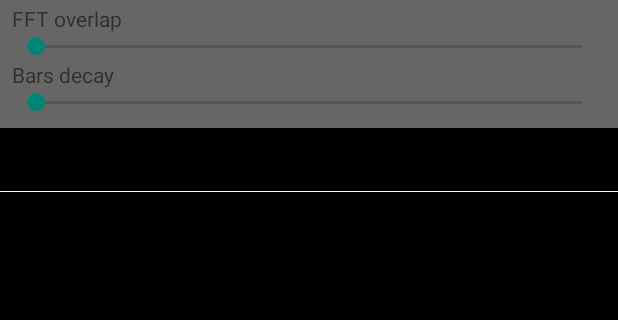
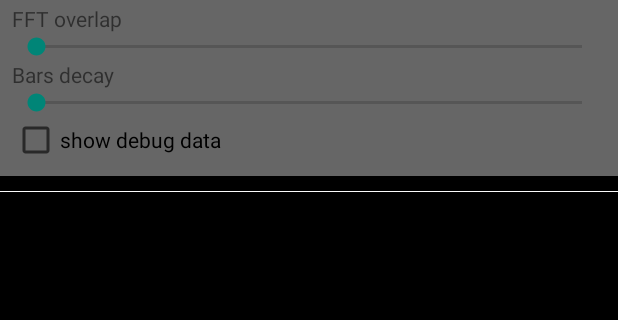
Before and after one commit to aguaviva/Spectrogrammer, an Android app: the WaterfallApp screen opened directly, with no data from a screen before it, after a tap on "Settings", on a phone screen of 412 x 824 dp, the part 93-413 px from its top. Run offline under Robolectric (Android 15) with nearby library versions, the phone set to English and light mode, and no system bars; 21 statements that could not run were skipped.

Commit message:
can show debug info

```diff
--- a/app/build.gradle
+++ b/app/build.gradle
@@ -8,7 +8,7 @@ android {
     }
         signingConfigs {
         release_111111 {
-            storeFile file('C:\\Users\\amdev02\\Documents\\AndroidStudio\\caca.jks')
+            storeFile file('C:\\Users\\raul\\git\\signing_keys.jks')
             storePassword '111111'
             keyAlias 'key0'
             keyPassword '111111'
--- a/app/src/main/java/com/example/plasma/WaterfallApp.java
+++ b/app/src/main/java/com/example/plasma/WaterfallApp.java
@@ -207,6 +207,20 @@ public class WaterfallApp extends AppCompatActivity
             popupView.findViewById(R.id.FFT_stuff).setVisibility( View.GONE);
         }
 
+        //--------------------------------  check buttons
+        View.OnClickListener CheckBoxListener = new View.OnClickListener() {
+            @Override
+            public void onClick(View view) {
+                boolean checked = ((CheckBox) view).isChecked();
+                switch (view.getId()) {
+                    case R.id.debug: mWaterfallView.setShowDebugInfo(checked); break;
+                }
+            }
+        };
+
+        CheckBox debug = popupView.findViewById(R.id.debug);
+        debug.setOnClickListener(CheckBoxListener);
+
         //--------------------------------
         int width = LinearLayout.LayoutParams.MATCH_PARENT;
         int height = LinearLayout.LayoutParams.WRAP_CONTENT;
@@ -236,6 +250,7 @@ public class WaterfallApp extends AppCompatActivity
             mWaterfallView.setLogY(false);
         }
 
+        mWaterfallView.setShowDebugInfo(sharedPref.getBoolean(getString(R.string.showDebugInfo), false));
         Spectrogram.SetBarsHeight(200);
     }
 
@@ -254,6 +269,8 @@ public class WaterfallApp extends AppCompatActivity
             editor.putBoolean(getString(R.string.verticalScaleSelected), mWaterfallView.getLogY());
         }
 
+        editor.putBoolean(getString(R.string.showDebugInfo), mWaterfallView.getShowDebugInfo());
+
         editor.apply();
         editor.commit();
     }
--- a/app/src/main/java/com/example/plasma/WaterfallView.java
+++ b/app/src/main/java/com/example/plasma/WaterfallView.java
@@ -32,6 +32,7 @@ public class WaterfallView extends View {
     private int barsHeight = 200;
     private boolean mLogX = false;
     private boolean mLogY = true;
+    private boolean mShowDebugInfo = false;
     private ProcessorMode mProcessorMode = ProcessorMode.NONE;
     private Overlay mOverlay = Overlay.NONE;
     Rect bars;
@@ -71,6 +72,8 @@ public class WaterfallView extends View {
     public boolean getLogX() { return mLogX; }
     public void setLogY(boolean b) { mLogY = b; updateScaler(); }
     public boolean getLogY() { return mLogY; }
+    public void setShowDebugInfo(boolean checked) { mShowDebugInfo = checked; }
+    public boolean getShowDebugInfo() { return mShowDebugInfo; }
     public void updateScaler()
     {
         if (mBitmap==null)
@@ -131,18 +134,6 @@ public class WaterfallView extends View {
     }
 
     @Override
-    protected void onAttachedToWindow() {
-        super.onAttachedToWindow();
-        //start();
-    }
-
-    @Override
-    protected void onDetachedFromWindow() {
-        super.onDetachedFromWindow();
-
-    }
-
-    @Override
     protected void onDraw(Canvas canvas) {
         float height = (float) getHeight();
         float width = (float) getWidth();
@@ -176,16 +167,15 @@ public class WaterfallView extends View {
             }
         }
 
-/*
-        int x = 10;
-        int y = (int) (250  + white.descent() - white.ascent());
-        String text = Spectrogram.GetDebugInfo();
-        for (String line: text.split("\n")) {
-            canvas.drawText(line, x, y, white);
-            y += white.descent() - white.ascent();
+        if (mShowDebugInfo) {
+            int x = 10;
+            int y = (int) (250 + white.descent() - white.ascent());
+            String text = Spectrogram.GetDebugInfo();
+            for (String line : text.split("\n")) {
+                canvas.drawText(line, x, y, white);
+                y += white.descent() - white.ascent();
+            }
         }
-*/
-
 
         if (mProcessorMode == ProcessorMode.FFT) {
             if (mLogX) {
--- a/app/src/main/res/layout/settings_menu.xml
+++ b/app/src/main/res/layout/settings_menu.xml
@@ -48,15 +48,16 @@
         android:layout_height="wrap_content"
         android:max="100" />
 
-    <LinearLayout xmlns:android="http://schemas.android.com/apk/res/android"
+    <LinearLayout
+        android:id="@+id/FFT_stuff"
         android:layout_width="match_parent"
         android:layout_height="wrap_content"
-        android:orientation='vertical'
-        android:id="@+id/FFT_stuff">
+        android:orientation='vertical'>
+
         <TextView
-        android:layout_width="match_parent"
-        android:layout_height="wrap_content"
-        android:text="@string/fft_size" />
+            android:layout_width="match_parent"
+            android:layout_height="wrap_content"
+            android:text="@string/fft_size" />
 
         <SeekBar
             android:id="@+id/fft_size"
@@ -110,8 +111,16 @@
                 android:layout_width="wrap_content"
                 android:layout_height="wrap_content"
                 android:text="Log" />
+
         </RadioGroup>
     </LinearLayout>
 
+    <CheckBox
+        android:id="@+id/debug"
+        android:layout_width="match_parent"
+        android:layout_height="wrap_content"
+        android:layout_weight="1"
+        android:text="show debug data" />
+
 
 </LinearLayout>
--- a/app/src/main/res/values/strings.xml
+++ b/app/src/main/res/values/strings.xml
@@ -15,6 +15,7 @@
     <string name="ScaleLogarithmic">ScaleLogarithmic</string>
     <string name="horizontalScaleSelected">Horizontal Scale Selected</string>
     <string name="verticalScaleSelected">Vertical Scale Selected</string>
+    <string name="showDebugInfo">Show Debug Info</string>
     <string name="volume">volume</string>
     <string name="play">play</string>
     <string name="ruler">ruler</string>
```
Also changed, not shown: app/src/main/res/values/styles.xml (+4 -4 lines), 2 other files.
